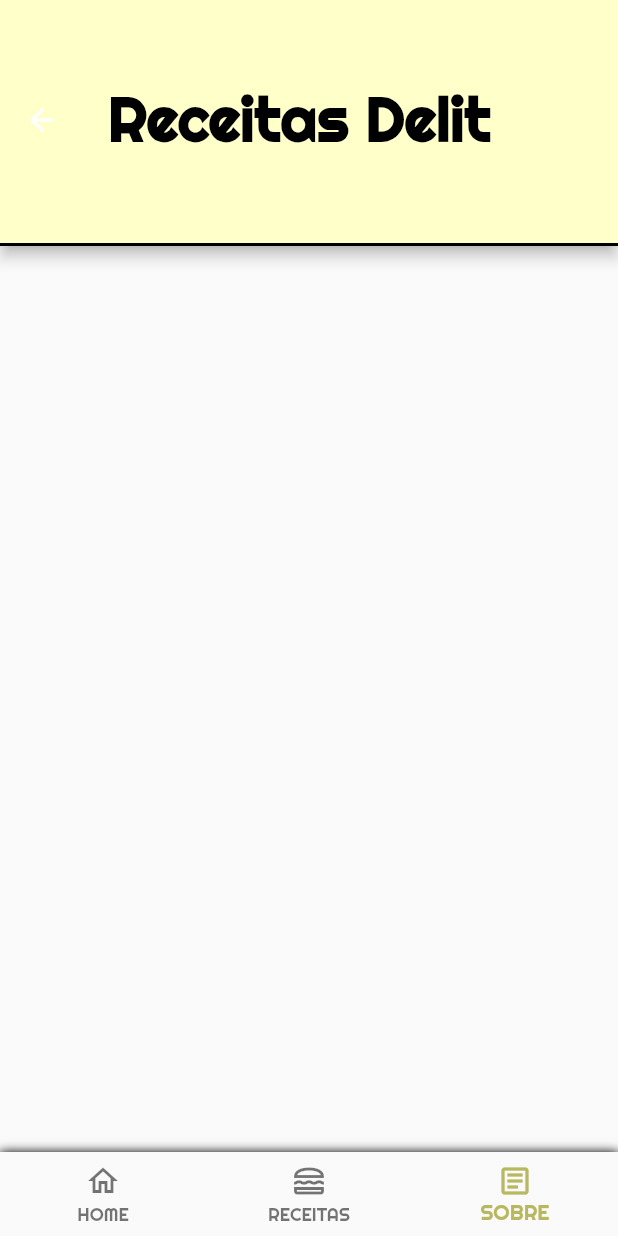
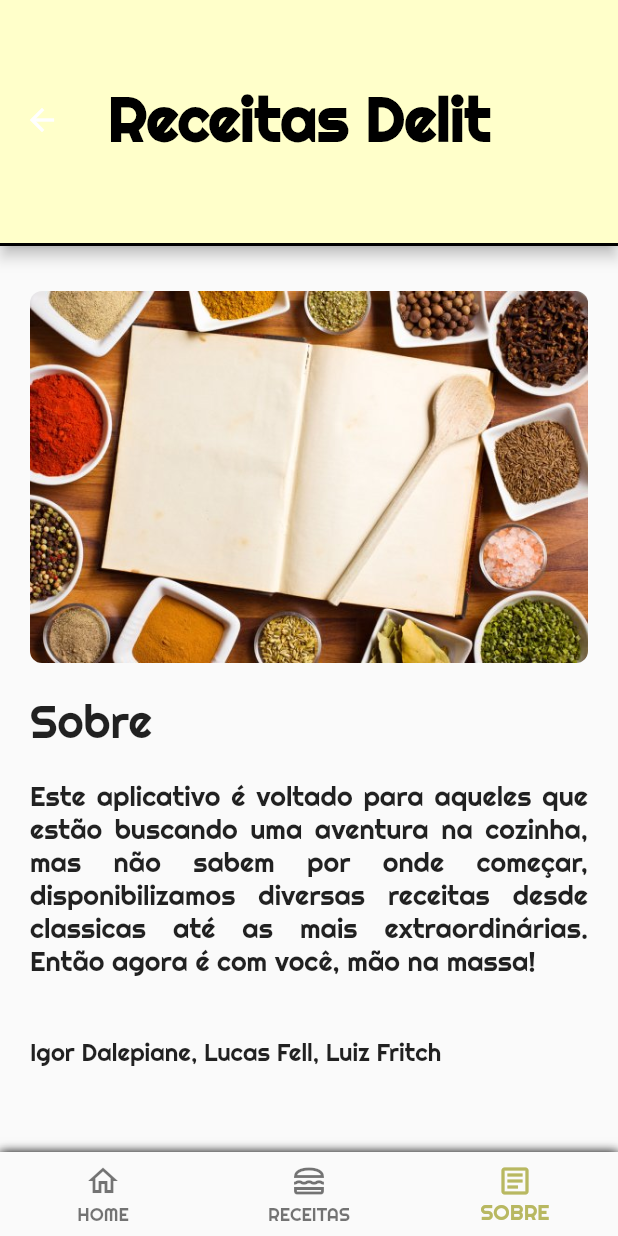
Before and after one commit to IgorDalepiane/trab1-mobile, a Flutter app: the screen it shows after launch, item 3 of the bottom bar chosen, on a phone screen of 412 x 824 dp. Run offline on Flutter 3.47's test engine with Material 2 defaults, Android fonts, the phone set to English and light mode, and no system bars; our stand-ins replace carousel_slider.

Commit message:
about screen

```diff
--- a/lib/screens/about_screen.dart
+++ b/lib/screens/about_screen.dart
@@ -28,6 +28,49 @@ class AboutScreen extends StatelessWidget {
         ),
       ),
       bottomNavigationBar: BottomNavBar(selectedIndex: 2),
+      body: Container(
+        child: SingleChildScrollView(
+          padding: EdgeInsets.fromLTRB(20, 30, 20, 0),
+          child: Column(
+            mainAxisAlignment: MainAxisAlignment.spaceBetween,
+            crossAxisAlignment: CrossAxisAlignment.start,
+            children: [
+              ClipRRect(
+                borderRadius: BorderRadius.circular(8.0),
+                child: Image.asset(
+                  "assets/images/livro.jpg",
+                  fit: BoxFit.cover,
+                  width: 1000,
+                ),
+              ),
+              SizedBox(
+                height: 20,
+              ),
+              Text(
+                "Sobre",
+                style: TextStyle(fontSize: 30),
+              ),
+              SizedBox(
+                height: 20,
+              ),
+              Text(
+                "Este aplicativo é voltado para aqueles que estão buscando uma aventura na cozinha, mas não sabem por onde começar, disponibilizamos diversas receitas desde classicas até as mais extraordinárias. Então agora é com você, mão na massa!",
+                textAlign: TextAlign.justify,
+                style: TextStyle(
+                  fontSize: 18,
+                ),
+              ),
+              SizedBox(
+                height: 40,
+              ),
+              Text(
+                "Igor Dalepiane, Lucas Fell, Luiz Fritch",
+                style: TextStyle(fontSize: 16),
+              ),
+            ],
+          ),
+        ),
+      ),
     );
   }
 }
```
Also changed, not shown: assets/images/livro.jpg (added).
